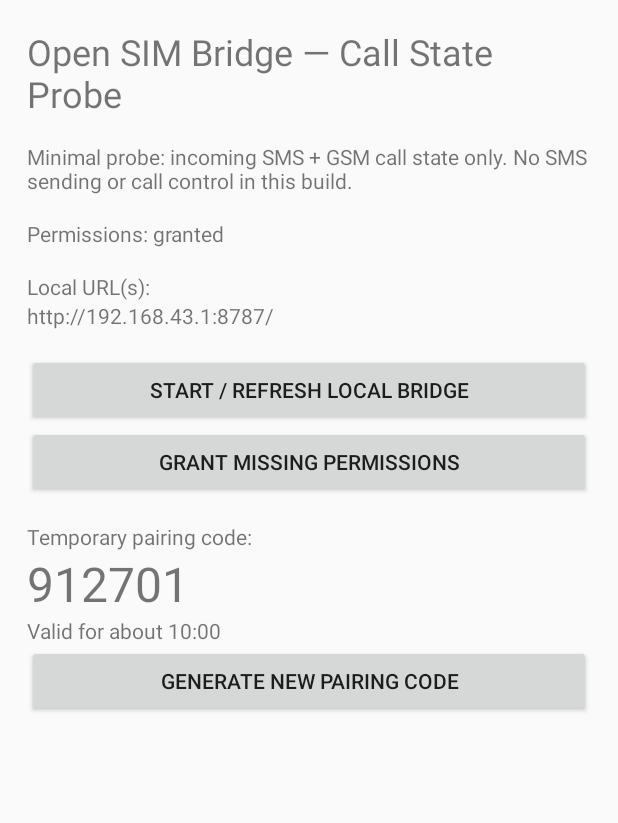
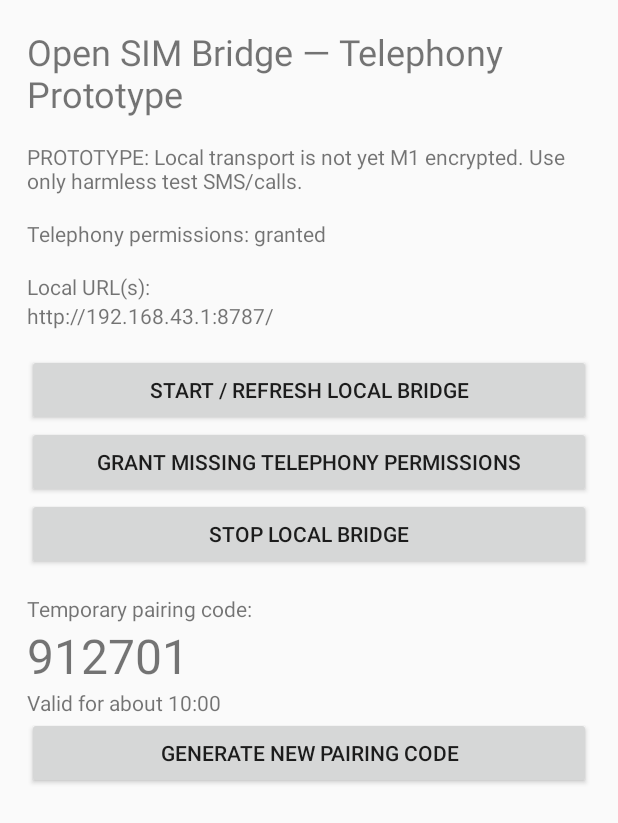
Before and after one commit to Vodomia/open-sim-bridge, an Android app: the screen it shows after launch (MainActivity), on a phone screen of 412 x 824 dp. Shown: the top 823 px of the screen. Run offline under Robolectric (Android 15) with nearby library versions, the phone set to English and light mode, and no system bars.

Commit message:
Restore full telephony prototype UI

```diff
--- a/android-bridge/app/src/main/java/dev/opensimbridge/bridge/MainActivity.java
+++ b/android-bridge/app/src/main/java/dev/opensimbridge/bridge/MainActivity.java
@@ -47,12 +47,12 @@ public final class MainActivity extends Activity {
         root.setPadding(pad, pad, pad, pad);
 
         TextView title = new TextView(this);
-        title.setText("Open SIM Bridge — Call State Probe");
+        title.setText("Open SIM Bridge — Telephony Prototype");
         title.setTextSize(24);
         root.addView(title);
 
         TextView warning = new TextView(this);
-        warning.setText("\nMinimal probe: incoming SMS + GSM call state only. No SMS sending or call control in this build.\n");
+        warning.setText("\nPROTOTYPE: Local transport is not yet M1 encrypted. Use only harmless test SMS/calls.\n");
         root.addView(warning);
 
         status = new TextView(this);
@@ -72,9 +72,17 @@ public final class MainActivity extends Activity {
         root.addView(start);
 
         Button permissions = new Button(this);
-        permissions.setText("Grant missing permissions");
+        permissions.setText("Grant missing telephony permissions");
         permissions.setOnClickListener(v -> requestPermissionsIfNeeded());
         root.addView(permissions);
+
+        Button stop = new Button(this);
+        stop.setText("Stop local bridge");
+        stop.setOnClickListener(v -> {
+            stopService(new Intent(this, BridgeService.class));
+            Toast.makeText(this, "Bridge stopped", Toast.LENGTH_SHORT).show();
+        });
+        root.addView(stop);
 
         TextView pairingLabel = new TextView(this);
         pairingLabel.setText("\nTemporary pairing code:");
@@ -105,7 +113,7 @@ public final class MainActivity extends Activity {
         List<String> missing = missingPermissions();
         status.setText(
                 missing.isEmpty()
-                        ? "Permissions: granted"
+                        ? "Telephony permissions: granted"
                         : "Missing permissions: " + join(missing)
         );
 
@@ -127,8 +135,15 @@ public final class MainActivity extends Activity {
     private List<String> missingPermissions() {
         List<String> missing = new ArrayList<>();
         if (Build.VERSION.SDK_INT < 23) return missing;
+
         addIfMissing(missing, Manifest.permission.RECEIVE_SMS, "RECEIVE_SMS");
+        addIfMissing(missing, Manifest.permission.SEND_SMS, "SEND_SMS");
         addIfMissing(missing, Manifest.permission.READ_PHONE_STATE, "READ_PHONE_STATE");
+        addIfMissing(missing, Manifest.permission.READ_CALL_LOG, "READ_CALL_LOG");
+        addIfMissing(missing, Manifest.permission.CALL_PHONE, "CALL_PHONE");
+        if (Build.VERSION.SDK_INT >= 26) {
+            addIfMissing(missing, Manifest.permission.ANSWER_PHONE_CALLS, "ANSWER_PHONE_CALLS");
+        }
         return missing;
     }
 
@@ -143,7 +158,13 @@ public final class MainActivity extends Activity {
 
         ArrayList<String> permissions = new ArrayList<>();
         addPermissionIfMissing(permissions, Manifest.permission.RECEIVE_SMS);
+        addPermissionIfMissing(permissions, Manifest.permission.SEND_SMS);
         addPermissionIfMissing(permissions, Manifest.permission.READ_PHONE_STATE);
+        addPermissionIfMissing(permissions, Manifest.permission.READ_CALL_LOG);
+        addPermissionIfMissing(permissions, Manifest.permission.CALL_PHONE);
+        if (Build.VERSION.SDK_INT >= 26) {
+            addPermissionIfMissing(permissions, Manifest.permission.ANSWER_PHONE_CALLS);
+        }
 
         if (!permissions.isEmpty()) {
             requestPermissions(permissions.toArray(new String[0]), PERMISSION_REQUEST);
```
